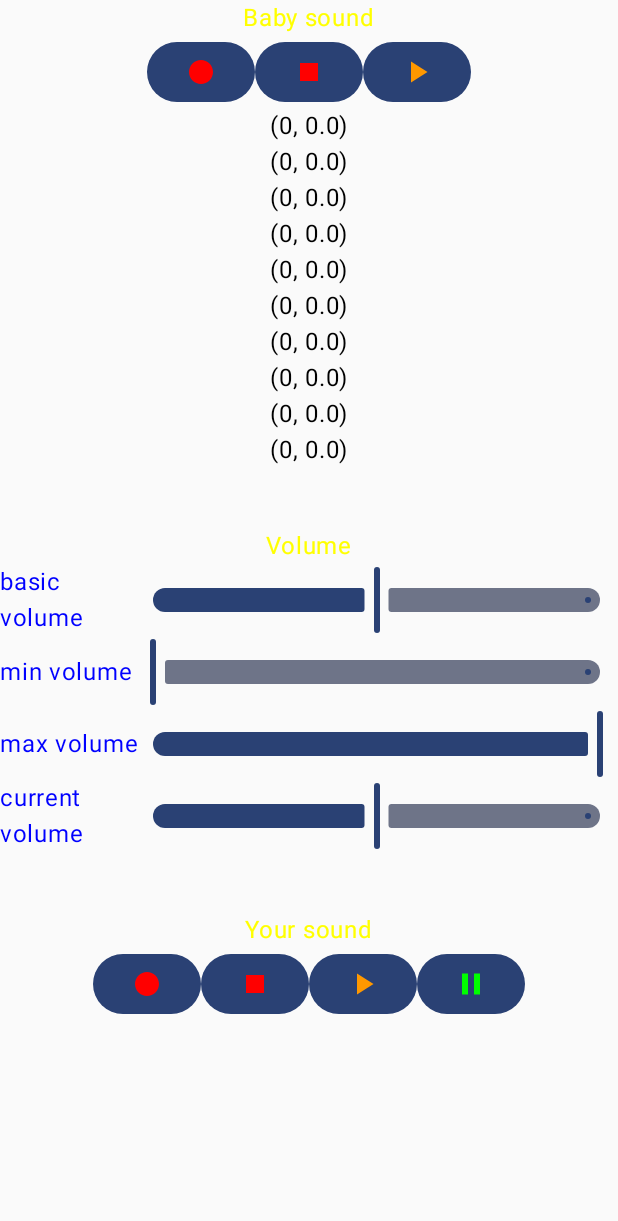
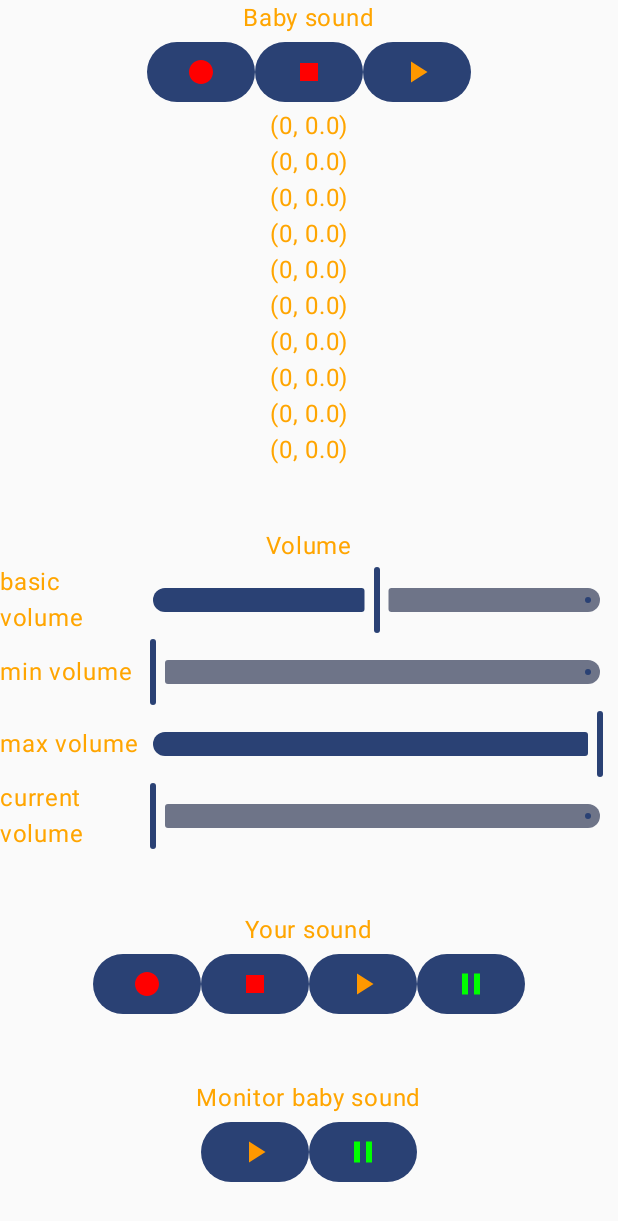
Before and after one commit to gaodi16366/DynamicVolumeLullaby, an Android app built with Jetpack Compose: the screen it shows after launch (MainActivity), on a phone screen of 412 x 824 dp. Shown: the top 1221 px of the screen. Run offline under Robolectric (Android 15) with nearby library versions, the phone set to English and light mode, and no system bars; our stand-ins replace livedata-compose; libraries missing offline, so code that uses them is left out: com.zlw.main; 1 statement that could not run was skipped.

Commit message:
fix amplifier and do real volume adjustment

```diff
--- a/app/src/main/java/com/example/dynamicvolumelullaby/MainActivity.kt
+++ b/app/src/main/java/com/example/dynamicvolumelullaby/MainActivity.kt
@@ -1,8 +1,10 @@
 package com.example.dynamicvolumelullaby
 
 import android.Manifest
+import android.content.Context
 import android.content.Intent
 import android.content.pm.PackageManager
+import android.media.AudioManager
 import android.net.Uri
 import android.os.Build
 import android.os.Build.VERSION.SDK_INT
@@ -25,18 +27,14 @@ import androidx.compose.material3.Text
 import androidx.compose.runtime.Composable
 import androidx.compose.runtime.getValue
 import androidx.compose.runtime.livedata.observeAsState
-import androidx.compose.runtime.mutableFloatStateOf
-import androidx.compose.runtime.remember
-import androidx.compose.runtime.setValue
 import androidx.compose.ui.Alignment
 import androidx.compose.ui.Modifier
-import androidx.compose.ui.graphics.Color
 import androidx.compose.ui.res.painterResource
 import androidx.compose.ui.tooling.preview.Preview
 import androidx.compose.ui.unit.dp
 import androidx.core.app.ActivityCompat
-import androidx.lifecycle.LiveData
 import com.example.dynamicvolumelullaby.ui.theme.DynamicVolumeLullabyTheme
+import com.example.dynamicvolumelullaby.ui.theme.Orange
 import java.io.File
 import java.lang.Float.max
 import kotlin.math.min
@@ -47,6 +45,10 @@ class MainActivity : ComponentActivity() {
         super.onCreate(savedInstanceState)
         applyPermission()
         context = this.application
+        LoadSoundAndConfig()
+        val audioManager = context!!.getSystemService(Context.AUDIO_SERVICE) as AudioManager
+        currentVolumeLive.postValue(audioManager.getStreamVolume(AudioManager.STREAM_MUSIC))
+
         setContent {
             DynamicVolumeLullabyTheme {
                 RenderApp()
@@ -89,23 +91,15 @@ class MainActivity : ComponentActivity() {
 }
 
 @Composable
-fun ButtonAndImage(modifier: Modifier = Modifier, amplifierLive:LiveData<Float>, baseFftLive: LiveData<Array<Pair<Int, Double>>>){
-    val amplifier by amplifierLive.observeAsState()
-    val baseFft by baseFftLive.observeAsState()
-    var basicVolume by remember { mutableFloatStateOf(0.5f) }
-    var minVolume by remember {
-        mutableFloatStateOf(0f)
-    }
-    var maxVolume by remember { mutableFloatStateOf(1f) }
-    var tempVolume = basicVolume * amplifier!!
+fun ButtonAndImage(modifier: Modifier = Modifier){
+    val basicVolume by basicVolumeLive.observeAsState()
+    val minVolume by minVolumeLive.observeAsState()
+    val maxVolume by maxVolumeLive.observeAsState()
+    val currentVolume by currentVolumeLive.observeAsState()
+    val baseFft:Array<Pair<Int,Double>>? by baseFftLive.observeAsState()
 
-    val nextVolume =  if(tempVolume >maxVolume ){
-        maxVolume
-    }else if (tempVolume < minVolume){
-        minVolume
-    }else{
-        tempVolume
-    }
+    val audioManager = context!!.getSystemService(Context.AUDIO_SERVICE) as AudioManager
+    val volumeIndex = currentVolume!!.toFloat()/audioManager.getStreamMaxVolume(AudioManager.STREAM_MUSIC).toFloat()
 
     saveConfig()
 
@@ -113,7 +107,7 @@ fun ButtonAndImage(modifier: Modifier = Modifier, amplifierLive:LiveData<Float>,
         modifier = modifier,
         horizontalAlignment = Alignment.CenterHorizontally
     ){
-        Text(text = "Baby sound", color = Color.Yellow)
+        Text(text = "Baby sound", color = Orange)
         Row(){
             Button(onClick = { recordSound(RecordType.BABY) }) {
                 Image(painter = painterResource(R.drawable.baseline_fiber_manual_record_24), contentDescription = "Record")
@@ -128,46 +122,52 @@ fun ButtonAndImage(modifier: Modifier = Modifier, amplifierLive:LiveData<Float>,
                 Image(painter = painterResource(R.drawable.baseline_play_arrow_24), contentDescription = "Play")
             }
         }
-        Text(text = baseFft?.joinToString("\n") ?: "No baby sound recorded yet")
+        Text(text = baseFft!!.joinToString("\n"), color = Orange)
 
         Spacer(modifier = Modifier.height(40.dp))
 
-        Text(text = "Volume", color = Color.Yellow)
+        Text(text = "Volume", color = Orange)
 
         Row(){
-            Text(text = "basic volume ", color = Color.Blue ,modifier = Modifier
+            Text(text = "basic volume ", color = Orange ,modifier = Modifier
                 .align(Alignment.CenterVertically)
                 .width(100.dp))
-            Slider(value = basicVolume, onValueChange ={
-                basicVolume = if(it<minVolume){
-                    minVolume
-                }else if(it>maxVolume){
-                    maxVolume
-                }else{
-                    it
-                }
-                                                       },
-                modifier = Modifier.padding(end= 10.dp) )
+            Slider(value = basicVolume!!,
+                onValueChange ={
+                    var nextBasicVolume =  if(it<minVolume!!){
+                        minVolume
+                    }else if(it>maxVolume!!){
+                        maxVolume
+                    }else{
+                        it
+                    }
+                    basicVolumeLive.postValue(nextBasicVolume) },
+                modifier = Modifier.padding(end= 10.dp)
+            )
         }
         Row(){
-            Text(text = "min volume", color = Color.Blue ,modifier = Modifier
+            Text(text = "min volume", color = Orange ,modifier = Modifier
                 .align(Alignment.CenterVertically)
                 .width(100.dp))
-            Slider(value = minVolume, onValueChange ={ minVolume = min(it, basicVolume) }, modifier = Modifier.padding(end= 10.dp))
+            Slider(value = minVolume!!,
+                onValueChange ={ minVolumeLive.postValue( min(it, basicVolume!!)) },
+                modifier = Modifier.padding(end= 10.dp))
         }
         Row(){
-            Text(text = "max volume", color = Color.Blue ,modifier = Modifier
+            Text(text = "max volume", color = Orange ,modifier = Modifier
                 .align(Alignment.CenterVertically)
                 .width(100.dp))
-            Slider(value = maxVolume, onValueChange ={ maxVolume = max(it, basicVolume)}, modifier = Modifier.padding(end= 10.dp))
+            Slider(value = maxVolume!!,
+                onValueChange ={ maxVolumeLive.postValue( max(it, basicVolume!!))},
+                modifier = Modifier.padding(end= 10.dp))
         }
         Row(){
             Text(text = "current volume",
-                color = Color.Blue ,
+                color = Orange ,
                 modifier = Modifier
                     .align(Alignment.CenterVertically)
                     .width(100.dp))
-            Slider(value = nextVolume,
+            Slider(value = volumeIndex,
                 onValueChange ={ /* nothing */},
                 modifier = Modifier
                     .padding(end= 10.dp))
@@ -175,7 +175,7 @@ fun ButtonAndImage(modifier: Modifier = Modifier, amplifierLive:LiveData<Float>,
 
         Spacer(modifier = Modifier.height(40.dp))
 
-        Text(text = "Your sound", color = Color.Yellow)
+        Text(text = "Your sound", color = Orange)
         Row(){
             Button(onClick = { recordSound(RecordType.PARENT) }) {
                 Image(painter = painterResource(R.drawable.baseline_fiber_manual_record_24), contentDescription = "Record")
@@ -184,14 +184,31 @@ fun ButtonAndImage(modifier: Modifier = Modifier, amplifierLive:LiveData<Float>,
                 Image(painter = painterResource(R.drawable.baseline_stop_24), contentDescription = "Play")
             }
             Button(onClick = {
+                startMonitoring(typeSoundPaths[RecordType.PARENT])
+            }) {
+                Image(painter = painterResource(R.drawable.baseline_play_arrow_24), contentDescription = "Play")
+            }
+            Button(onClick = {
+                stopMonitoring()
+            })
+            {
+                Image(painter = painterResource(R.drawable.baseline_pause_24), contentDescription = "Play")
+            }
+        }
+
+        Spacer(modifier = Modifier.height(40.dp))
+
+        Text(text = "Monitor baby sound", color = Orange)
+        Row(){
+            Button(onClick = {
                 recordSound(RecordType.MONITOR)
-                startPlaying(typeSoundPaths[RecordType.PARENT])
+                startMonitoring(typeSoundPaths[RecordType.PARENT])
             }) {
                 Image(painter = painterResource(R.drawable.baseline_play_arrow_24), contentDescription = "Play")
             }
             Button(onClick = {
                 stopRecord(RecordType.MONITOR)
-                stopPlaying()
+                stopMonitoring()
             })
             {
                 Image(painter = painterResource(R.drawable.baseline_pause_24), contentDescription = "Play")
@@ -202,7 +219,7 @@ fun ButtonAndImage(modifier: Modifier = Modifier, amplifierLive:LiveData<Float>,
 }
 
 fun saveConfig() {
-    val file: File = File(context!!.filesDir, configPath)
+    val file: File = File(context?.filesDir, configPath)
     /*
     * do nothing
     * */
@@ -212,10 +229,18 @@ fun saveConfig() {
 @Preview
 @Composable
 fun RenderApp(){
-    LoadSoundAndConfig()
-    ButtonAndImage(modifier = Modifier.fillMaxSize(), amplifierLive = amplifierLive, baseFftLive = baseFftLive)
+    ButtonAndImage(modifier = Modifier.fillMaxSize())
 }
 
 fun LoadSoundAndConfig() {
     /* do nothing*/
+    var appDirectory:File = context!!.filesDir
+    RecordType.values().forEach {
+        val directory: File = File(appDirectory, it.toString())
+        val fileList = directory?.listFiles()
+        if (fileList !=null){
+            fileList.sortByDescending { it -> it.lastModified() }
+            typeSoundPaths[it] = fileList[fileList.size-1]
+        }
+    }
 }
--- a/app/src/main/java/com/example/dynamicvolumelullaby/ui/theme/Color.kt
+++ b/app/src/main/java/com/example/dynamicvolumelullaby/ui/theme/Color.kt
@@ -9,3 +9,4 @@ val Pink80 = Color(0xFFEFB8C8)
 val Purple40 = Color(0xFF6650a4)
 val PurpleGrey40 = Color(0xFF625b71)
 val Pink40 = Color(0xFF7D5260)
+val Orange = Color(0xFFFFA500)
--- a/app/src/main/res/values/themes.xml
+++ b/app/src/main/res/values/themes.xml
@@ -1,5 +1,7 @@
 <?xml version="1.0" encoding="utf-8"?>
-<resources>
+<resources xmlns:tools="http://schemas.android.com/tools">
 
-    <style name="Theme.DynamicVolumeLullaby" parent="android:Theme.Material.Light.NoActionBar" />
+    <style name="Theme.DynamicVolumeLullaby" parent="android:Theme.Material.Light.NoActionBar" >
+        <item name="android:forceDarkAllowed" tools:targetApi="q" tools:ignore="NewApi">false</item>
+    </style>
 </resources>
```
Also changed, not shown: app/src/main/java/com/example/dynamicvolumelullaby/ActivityHelper.kt (+13 -33 lines), app/src/main/java/com/example/dynamicvolumelullaby/PlayService.kt (deleted, +0 -32 lines), app/src/main/java/com/example/dynamicvolumelullaby/PlayingService.kt (added, +106 -0 lines).
